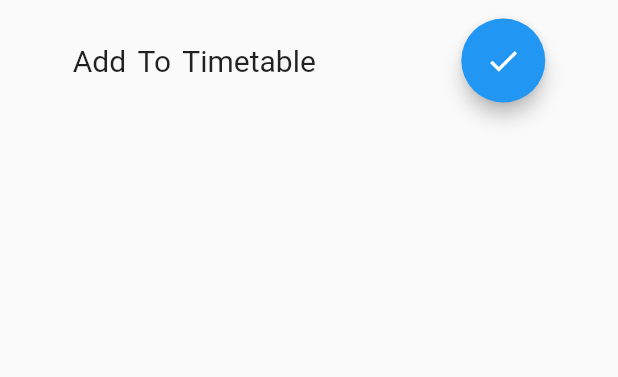
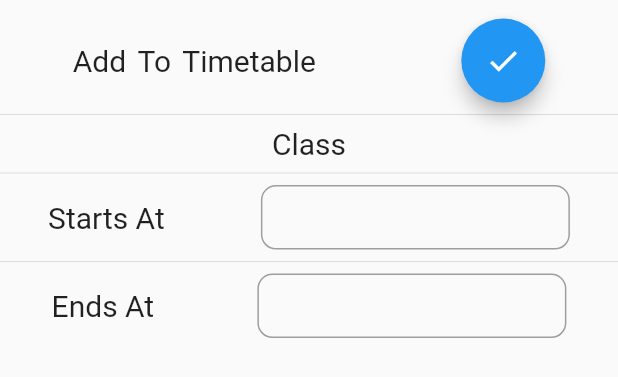
Before and after one commit to al-habibi-1107/routine_app-1, a Flutter app: the ItemBottomSheet widget shown alone on an empty page, opened directly, on a phone screen of 412 x 824 dp. Shown: the top 377 px of the screen. Run offline on Flutter 3.47's test engine with Material 2 defaults, Android fonts, the phone set to English and light mode, and no system bars; our stand-ins replace google_fonts; missing offline and left inert: day_night_time_picker; Roboto replaces fonts that are missing (Arvo).

```diff
--- a/lib/widgets/itemBottomSheet.dart
+++ b/lib/widgets/itemBottomSheet.dart
@@ -1,13 +1,58 @@
 import 'package:flutter/material.dart';
 import 'package:google_fonts/google_fonts.dart';
+import 'package:day_night_time_picker/day_night_time_picker.dart';
+import 'package:intl/intl.dart';
 
-class ItemBottomSheet extends StatelessWidget {
+class ItemBottomSheet extends StatefulWidget {
+  @override
+  _ItemBottomSheetState createState() => _ItemBottomSheetState();
+}
+
+class _ItemBottomSheetState extends State<ItemBottomSheet> {
+
+
+  TimeOfDay _time = TimeOfDay.now();
+  TimeOfDay _time2 = TimeOfDay.now();
+  DateTime _startTime = DateTime.now();
+  String _startTimeString = '';
+  DateTime _endTime = DateTime.now();
+  String _endTimeString = '';
+
+
+
+  void getStartTime(DateTime time) {
+    setState(() {
+      _startTime = time;
+      _startTimeString = DateFormat.jm().format(_startTime);
+    });
+  }
+
+  void onTimeChanged(TimeOfDay newtime) {
+    setState(() {
+      _time = newtime;
+    });
+  }
+
+  void onEndTimeChanged(TimeOfDay newtime) {
+    setState(() {
+      _time2 = newtime;
+    });
+  }
+
+  void getEndTime(DateTime time2) {
+    setState(() {
+      _endTime = time2;
+      _endTimeString = DateFormat.jm().format(_endTime);
+    });
+  }
+
   @override
   Widget build(BuildContext context) {
     final device = MediaQuery.of(context).size;
     return Container(
       margin: EdgeInsets.symmetric(vertical: device.height * 0.015),
-      child: Column(children: [
+      child: Column(
+        children: [
           Row(
             mainAxisAlignment: MainAxisAlignment.spaceAround,
             children: <Widget>[
@@ -25,7 +70,91 @@ class ItemBottomSheet extends StatelessWidget {
               )
             ],
           ),
-      ]),
+          Divider(),
+          Row(
+            mainAxisAlignment: MainAxisAlignment.spaceAround,
+            children: <Widget>[
+              Text(
+                'Class',
+                style: GoogleFonts.roboto(fontSize: 20),
+              )
+            ],
+          ),
+          Divider(),
+          Row(
+            mainAxisAlignment: MainAxisAlignment.spaceAround,
+            children: <Widget>[
+              Text(
+                'Starts At',
+                style: GoogleFonts.roboto(fontSize: 20),
+              ),
+              GestureDetector(
+                onTap: () {
+                  Navigator.of(context).push(
+                    showPicker(
+                        context: context,
+                        value: _time,
+                        onChange: onTimeChanged,
+                        is24HrFormat: false,
+                        onChangeDateTime: (DateTime time) {
+                          getStartTime(time);
+                        }),
+                  );
+                },
+                child: Container(
+                  padding: EdgeInsets.all(10),
+                  decoration: BoxDecoration(
+                      borderRadius: BorderRadius.all(Radius.circular(10)),
+                      border: Border.all(color: Colors.grey)),
+                  width: device.width * 0.5,
+                  child: Text(
+                    '$_startTimeString',
+                    style: GoogleFonts.roboto(
+                        fontSize: 18, fontWeight: FontWeight.bold),
+                  ),
+                ),
+              ),
+            ],
+          ),
+          Divider(),
+          Row(
+            mainAxisAlignment: MainAxisAlignment.spaceAround,
+            children: <Widget>[
+              Text(
+                'Ends At',
+                style: GoogleFonts.roboto(fontSize: 20),
+              ),
+              GestureDetector(
+                onTap: () {
+                  Navigator.of(context).push(
+                    showPicker(
+                        context: context,
+                        value: _time2,
+                        onChange: onEndTimeChanged,
+                        is24HrFormat: false,
+                        onChangeDateTime: (DateTime time) {
+                          getEndTime(time);
+                        }),
+                  );
+                },
+                child: Container(
+                  padding: EdgeInsets.all(10),
+                  decoration: BoxDecoration(
+                      borderRadius: BorderRadius.all(Radius.circular(10)),
+                      border: Border.all(color: Colors.grey)),
+                  width: device.width * 0.5,
+                  child: Text(
+                    '$_endTimeString',
+                    style: GoogleFonts.roboto(
+                        fontSize: 18, fontWeight: FontWeight.bold),
+                  ),
+                ),
+              ),
+
+            ],
+          ),
+        ],
+      ),
     );
   }
 }
--- a/pubspec.yaml
+++ b/pubspec.yaml
@@ -25,6 +25,7 @@ dependencies:
     sdk: flutter
   google_fonts: ^1.1.0
   provider: ^4.3.2+2
+  day_night_time_picker: ^0.2.1
 
 
   # The following adds the Cupertino Icons font to your application.
```
Also changed, not shown: pubspec.lock. Lines whose indentation alone changed are shown as unchanged.
